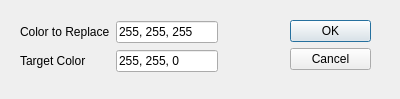
The window that UI Files/replace_color.ui (muhammadalics/Image-Editor-and-Manager) describes before a commit, drawn with Qt 5.
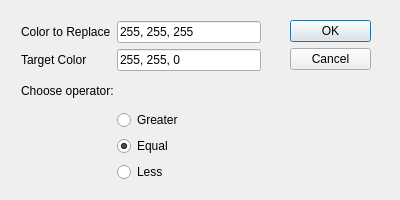
The same window after the commit.

Commit message: replace color, apply_mask, gamma correction fixed.

What changed in the file:
```diff
--- a/UI Files/replace_color.ui
+++ b/UI Files/replace_color.ui
@@ -7,7 +7,7 @@
     <x>0</x>
     <y>0</y>
     <width>400</width>
-    <height>99</height>
+    <height>200</height>
    </rect>
   </property>
   <property name="sizePolicy">
@@ -19,13 +19,13 @@
   <property name="minimumSize">
    <size>
     <width>400</width>
-    <height>99</height>
+    <height>200</height>
    </size>
   </property>
   <property name="maximumSize">
    <size>
     <width>400</width>
-    <height>99</height>
+    <height>200</height>
    </size>
   </property>
   <property name="windowTitle">
@@ -50,10 +50,10 @@
   <widget class="QWidget" name="">
    <property name="geometry">
     <rect>
-     <x>20</x>
-     <y>20</y>
-     <width>198</width>
-     <height>55</height>
+     <x>21</x>
+     <y>21</y>
+     <width>240</width>
+     <height>161</height>
     </rect>
    </property>
    <layout class="QGridLayout" name="gridLayout">
@@ -85,6 +85,37 @@
       </property>
      </widget>
     </item>
+    <item row="2" column="0" colspan="2">
+     <widget class="QLabel" name="label_3">
+      <property name="text">
+       <string>Choose operator:</string>
+      </property>
+     </widget>
+    </item>
+    <item row="3" column="1">
+     <widget class="QRadioButton" name="radioButton_greater">
+      <property name="text">
+       <string>Greater</string>
+      </property>
+     </widget>
+    </item>
+    <item row="4" column="1">
+     <widget class="QRadioButton" name="radioButton_equal">
+      <property name="text">
+       <string>Equal</string>
+      </property>
+      <property name="checked">
+       <bool>true</bool>
+      </property>
+     </widget>
+    </item>
+    <item row="5" column="1">
+     <widget class="QRadioButton" name="radioButton_lesser">
+      <property name="text">
+       <string>Less</string>
+      </property>
+     </widget>
+    </item>
    </layout>
   </widget>
  </widget>
```
The commit also changes 10 other files.
